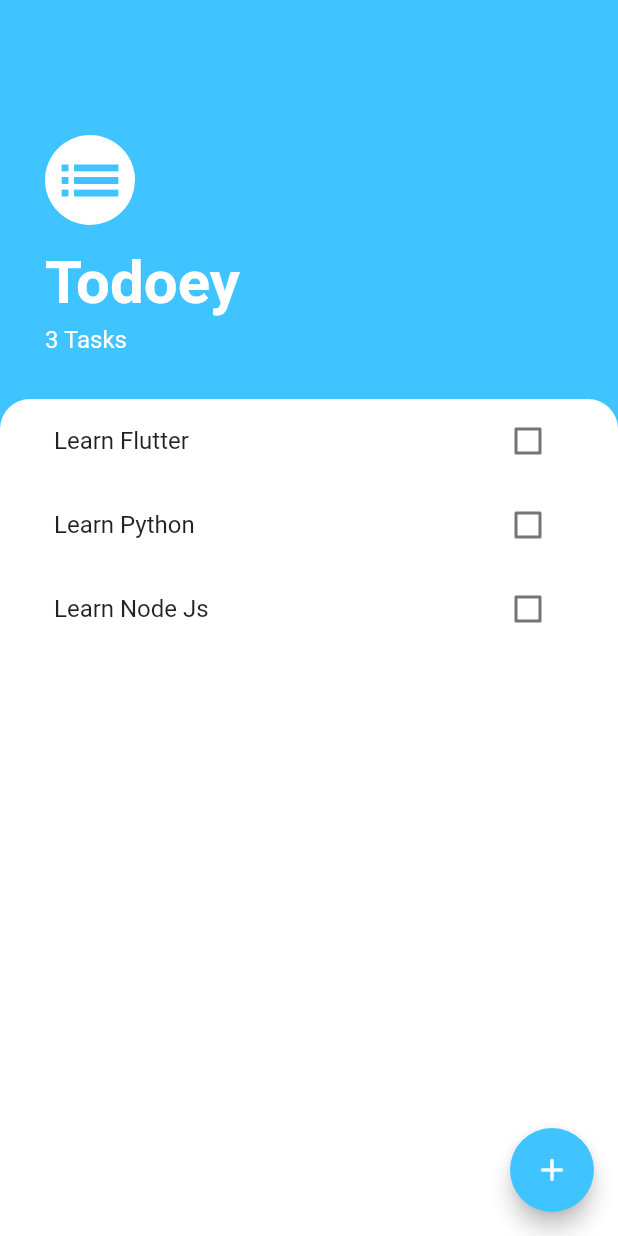
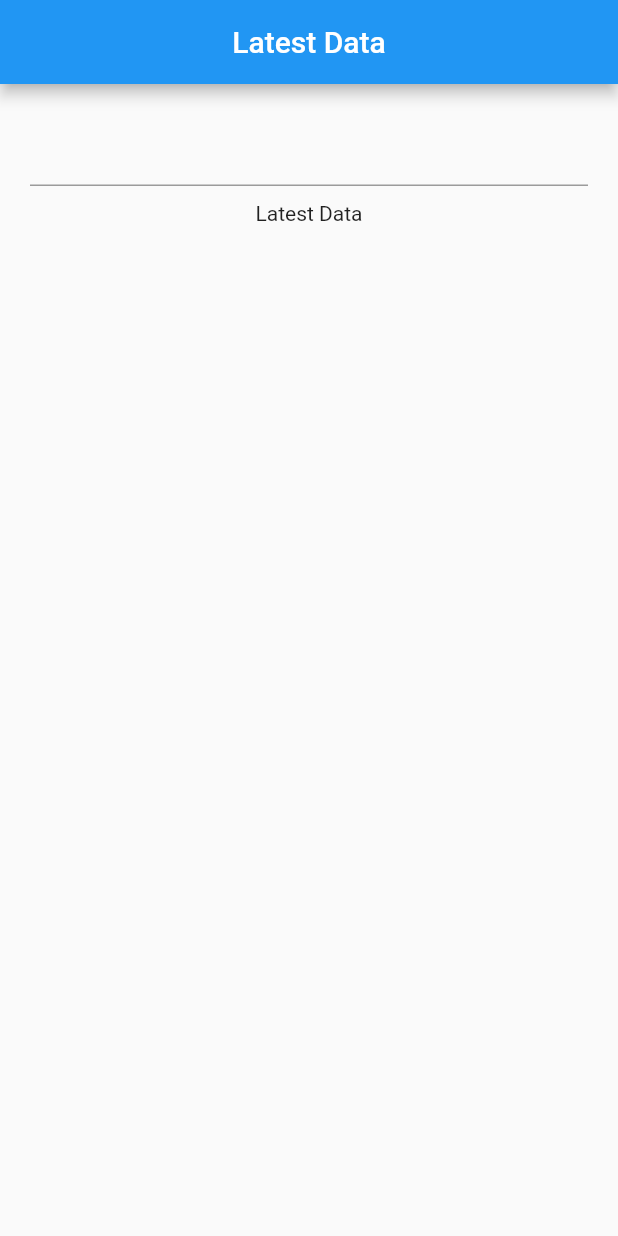
Before and after one commit to Manoj882/todoey_app, a Flutter app: the screen it shows after launch, on a phone screen of 412 x 824 dp. Run offline on Flutter 3.47's test engine with Material 2 defaults, Android fonts, the phone set to English and light mode, and no system bars.

Commit message:
example of using Provider and ChangeNotifier to Manage State

```diff
--- a/lib/main.dart
+++ b/lib/main.dart
@@ -1,4 +1,6 @@
 import 'package:flutter/material.dart';
+import 'package:provider/provider.dart';
+import 'package:todoey_app/provider_example.dart';
 import 'package:todoey_app/screens/task_screen.dart';
 
 void main() {
@@ -8,15 +10,35 @@ void main() {
 class MyApp extends StatelessWidget {
   const MyApp({super.key});
 
-  // This widget is the root of your application.
+  // // This widget is the root of your application.
+  // @override
+  // Widget build(BuildContext context) {
+  //   return MaterialApp(
+  //     title: 'Flutter Demo',
+  //     theme: ThemeData(
+  //       primarySwatch: Colors.blue,
+  //     ),
+  //     home: TasksScreen(),
+  //   );
+  // }
+
+  // for provider exmaple
+  //this data variable is used for showing without Provider
+  // final String data = 'New Data';
   @override
   Widget build(BuildContext context) {
-    return MaterialApp(
-      title: 'Flutter Demo',
-      theme: ThemeData(
-        primarySwatch: Colors.blue,
-      ),
-      home: TasksScreen(),
+    // return Provider<String>(
+    //   create: (context) => data,
+    return ChangeNotifierProvider(
+      create: (context) => Data(),
+      child: MaterialApp(
+          title: 'Flutter Demo',
+          theme: ThemeData(
+            primarySwatch: Colors.blue,
+          ),
+          home: ProviderExample(),
+        ),
+
     );
   }
 }
--- /dev/null
+++ b/lib/provider_example.dart
@@ -0,0 +1,105 @@
+import 'package:flutter/material.dart';
+import 'package:provider/provider.dart';
+
+/*
+===> Without using provider
+    // Liftup state concept
+    // data variable: declare variable in top level
+    // pass data in Level3 container child: Text(data)
+
+*/
+
+class ProviderExample extends StatelessWidget {
+  const ProviderExample({super.key});
+
+
+  @override
+  Widget build(BuildContext context) {
+    return Scaffold(
+      appBar: AppBar(
+        title: MyText(),
+        centerTitle: true,
+      ),
+      body: Level1(),
+    );
+  }
+}
+
+class Level1 extends StatelessWidget {
+  const Level1({super.key});
+
+  @override
+  Widget build(BuildContext context) {
+    return Container(
+      child: Level2(),
+    );
+  }
+}
+
+class Level2 extends StatelessWidget {
+  const Level2({super.key});
+
+  @override
+  Widget build(BuildContext context) {
+    return Padding(
+      padding: const EdgeInsets.all(20.0),
+      child: Column(
+        children: [
+          MyTextField(),
+          SizedBox(height: 10,),
+          Level3(),
+        ],
+      ),
+    );
+  }
+}
+
+
+
+class Level3 extends StatelessWidget {
+  const Level3({super.key});
+
+  @override
+  Widget build(BuildContext context) {
+    return Container(
+      child: Center(
+        child: Text(Provider.of<Data>(context).data),
+      ),
+    );
+  }
+}
+
+class MyText extends StatelessWidget {
+  const MyText({super.key});
+
+  @override
+  Widget build(BuildContext context) {
+    return Container(
+      child: Text(Provider.of<Data>(context, listen: false).data),
+    );
+  }
+}
+
+class MyTextField extends StatelessWidget {
+  const MyTextField({super.key});
+
+  @override
+  Widget build(BuildContext context) {
+    return TextField(
+      onChanged: (newText){
+        Provider.of<Data>(context, listen: false).changeString(newText);
+      },
+    );
+  }
+}
+
+class Data extends ChangeNotifier{
+  String data = 'Latest Data';
+
+  void changeString(String newString){
+    data = newString;
+    notifyListeners();
+  }
+
+
+}
--- a/pubspec.yaml
+++ b/pubspec.yaml
@@ -36,6 +36,7 @@ dependencies:
   # The following adds the Cupertino Icons font to your application.
   # Use with the CupertinoIcons class for iOS style icons.
   cupertino_icons: ^1.0.2
+  provider: ^6.0.5
 
 dev_dependencies:
   flutter_test:
```
Also changed, not shown: pubspec.lock.
